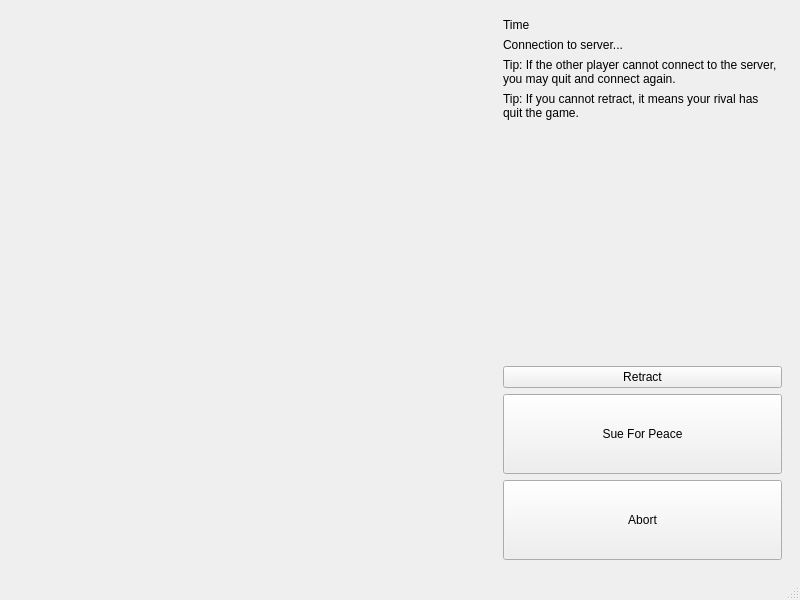
First picture: the form in mainwindow.ui, repository Bruce-Ch/Renju_client, before the edit.
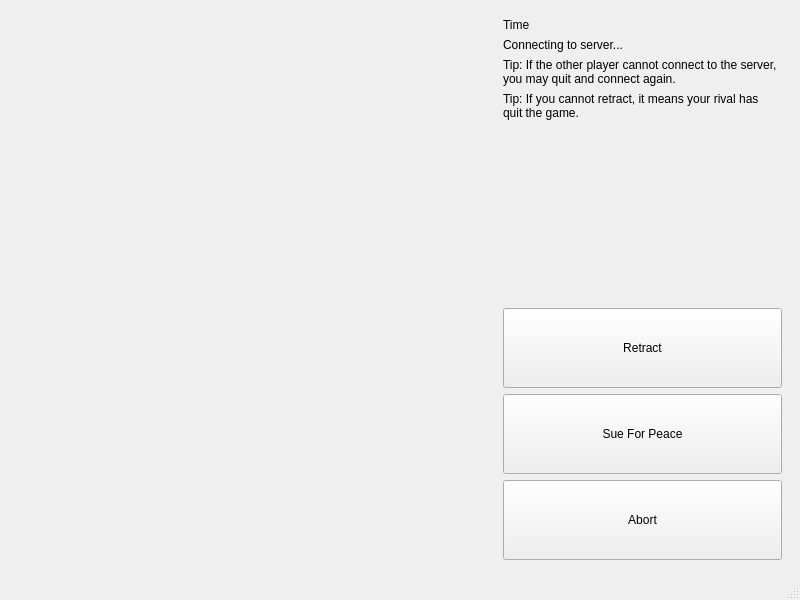
Second picture: the form after the edit.

Commit message: 修正拼写错误

```diff
--- a/mainwindow.ui
+++ b/mainwindow.ui
@@ -68,7 +68,7 @@
        <item>
         <widget class="QLabel" name="currentPlayer">
          <property name="text">
-          <string>Connection to server...</string>
+          <string>Connecting to server...</string>
          </property>
          <property name="wordWrap">
           <bool>true</bool>
@@ -119,7 +119,7 @@
          <property name="minimumSize">
           <size>
            <width>0</width>
-           <height>0</height>
+           <height>80</height>
           </size>
          </property>
          <property name="text">
```
